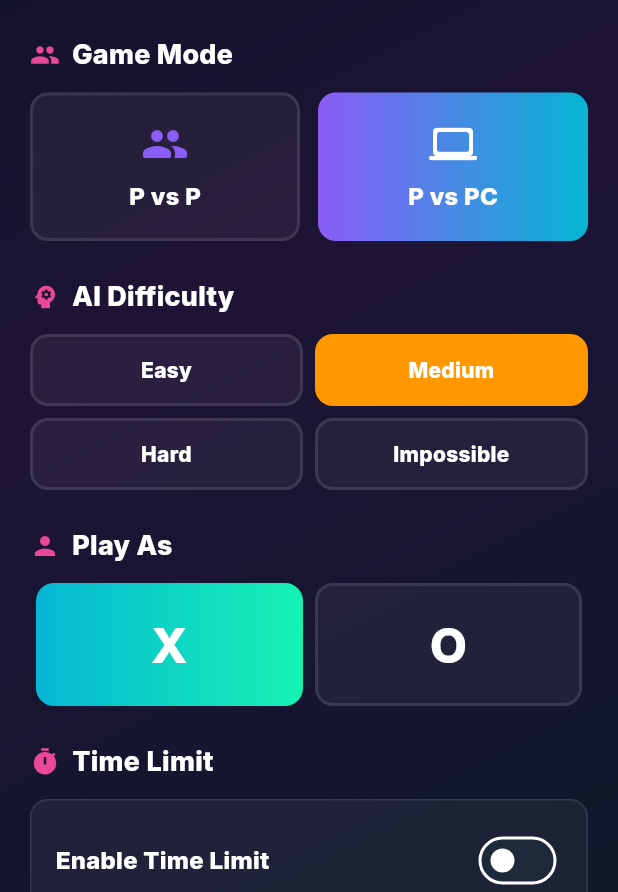
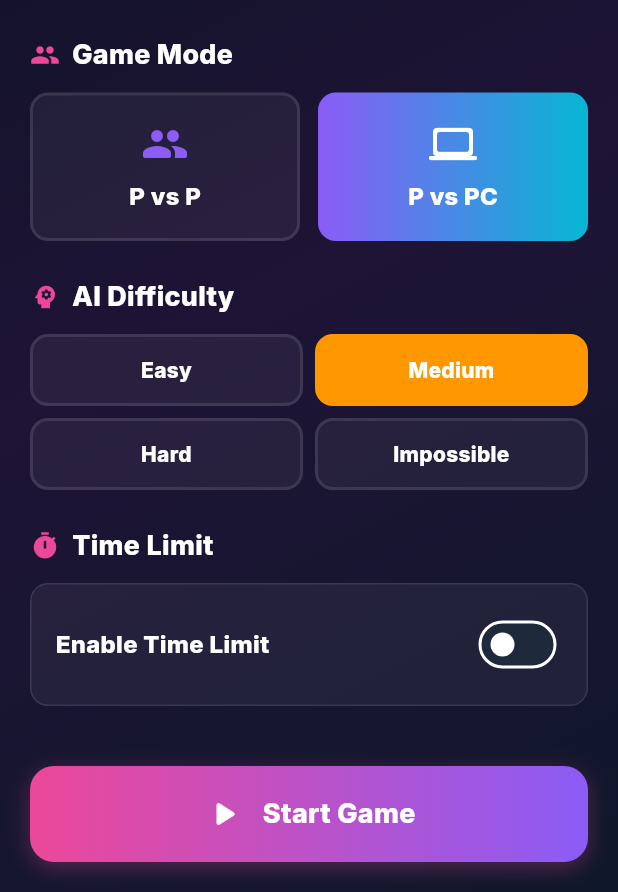
Before and after one commit to FlutterSmith/xo_game, a Flutter app: the GameSetupScreen screen opened by its route, on a phone screen of 412 x 824 dp, the part 344-1236 px from its top. Run offline on Flutter 3.47's test engine with Material 3 defaults, Android fonts, the phone set to English and light mode, and no system bars; our stand-ins replace audioplayers, bloc, confetti, equatable, file_picker, fl_chart and 5 more; accounts and stored records are empty.

Commit message:
feat: remove Play As section, fix screen transitions, and add missing draw sound
- Remove Play As UI section and unused _buildPlayerSideSelector method
- Player now defaults to 'X' side
- Fix screen transition issue by resetting game state before navigating
- Add missing draw.mp3 sound file for draw game scenarios
- Improve UX by preventing defeat screen flash when pressing New Game

```diff
--- a/lib/screens/game_result_screen.dart
+++ b/lib/screens/game_result_screen.dart
@@ -371,6 +371,8 @@ class _GameResultScreenState extends State<GameResultScreen>
                                     'New Game',
                                     Icons.settings_rounded,
                                     () {
+                                      // Reset game state before navigating
+                                      context.read<GameBloc>().add(const ResetGame());
                                       Navigator.of(context)
                                           .pushReplacementNamed('/game-setup');
                                     },
@@ -383,6 +385,8 @@ class _GameResultScreenState extends State<GameResultScreen>
                                     'Main Menu',
                                     Icons.home_rounded,
                                     () {
+                                      // Reset game state before navigating
+                                      context.read<GameBloc>().add(const ResetGame());
                                       Navigator.of(context)
                                           .pushReplacementNamed('/menu');
                                     },
--- a/lib/screens/game_setup_screen.dart
+++ b/lib/screens/game_setup_screen.dart
@@ -106,13 +106,6 @@ class _GameSetupScreenState extends State<GameSetupScreen> {
                             'AI Difficulty', Icons.psychology, isDark),
                         const SizedBox(height: 12),
                         _buildDifficultySelector(isDark),
-                        const SizedBox(height: 24),
-
-                        // Player Side
-                        _buildSectionTitle(
-                            'Play As', Icons.person, isDark),
-                        const SizedBox(height: 12),
-                        _buildPlayerSideSelector(isDark),
                         const SizedBox(height: 24),
                       ],
 
@@ -404,63 +397,6 @@ class _GameSetupScreenState extends State<GameSetupScreen> {
     );
   }
 
-  Widget _buildPlayerSideSelector(bool isDark) {
-    return Row(
-      children: ['X', 'O'].map((side) {
-        final isSelected = playerSide == side;
-        return Expanded(
-          child: Padding(
-            padding: const EdgeInsets.symmetric(horizontal: 4),
-            child: Material(
-              color: Colors.transparent,
-              child: InkWell(
-                onTap: () => setState(() => playerSide = side),
-                borderRadius: BorderRadius.circular(12),
-                child: Container(
-                  padding: const EdgeInsets.symmetric(vertical: 16),
-                  decoration: BoxDecoration(
-                    gradient: isSelected
-                        ? const LinearGradient(
-                            colors: [Color(0xFF06b6d4), Color(0xFF16f2b3)],
-                          )
-                        : null,
-                    color: isSelected
-                        ? null
-                        : isDark
-                            ? Colors.white.withOpacity(0.05)
-                            : Colors.white.withOpacity(0.8),
-                    borderRadius: BorderRadius.circular(12),
-                    border: Border.all(
-                      color: isSelected
-                          ? Colors.transparent
-                          : isDark
-                              ? Colors.white.withOpacity(0.1)
-                              : Colors.black.withOpacity(0.05),
-                      width: 2,
-                    ),
-                  ),
-                  child: Text(
-                    side,
-                    textAlign: TextAlign.center,
-                    style: TextStyle(
-                      fontSize: 32,
-                      fontWeight: FontWeight.bold,
-                      color: isSelected
-                          ? Colors.white
-                          : isDark
-                              ? Colors.white
-                              : Colors.grey.shade900,
-                    ),
-                  ),
-                ),
-              ),
-            ),
-          ),
-        );
-      }).toList(),
-    );
-  }
-
   Widget _buildTimeLimitToggle(bool isDark) {
     return Material(
       color: Colors.transparent,
--- a/lib/screens/main_menu_screen.dart
+++ b/lib/screens/main_menu_screen.dart
@@ -92,7 +92,9 @@ class _MainMenuScreenState extends State<MainMenuScreen>
                 textCapitalization: TextCapitalization.words,
                 onSubmitted: (value) {
                   if (value.trim().isNotEmpty) {
-                    context.read<SettingsCubit>().updatePlayerName(value.trim());
+                    context
+                        .read<SettingsCubit>()
+                        .updatePlayerName(value.trim());
                     Navigator.of(dialogContext).pop();
                   }
                 },
@@ -164,7 +166,7 @@ class _MainMenuScreenState extends State<MainMenuScreen>
                               crossAxisAlignment: CrossAxisAlignment.start,
                               children: [
                                 Text(
-                                  'Welcome back,',
+                                  'Welcome ,',
                                   style: TextStyle(
                                     fontSize: 14,
                                     color: isDark
@@ -260,7 +262,7 @@ class _MainMenuScreenState extends State<MainMenuScreen>
                   ),
                   const SizedBox(height: 8),
                   Text(
-                    'Professional Tic Tac Toe',
+                    ' Tic Tac Toe',
                     style: TextStyle(
                       fontSize: 16,
                       color:
@@ -322,8 +324,8 @@ class _MainMenuScreenState extends State<MainMenuScreen>
                             Icons.play_arrow_rounded,
                             const Color(0xFFec4899),
                             const Color(0xFF8b5cf6),
-                            () => Navigator.of(context)
-                                .pushNamed('/game-setup'),
+                            () =>
+                                Navigator.of(context).pushNamed('/game-setup'),
                             isDark,
                           ),
                           const SizedBox(height: 16),
@@ -344,8 +346,8 @@ class _MainMenuScreenState extends State<MainMenuScreen>
                             Icons.emoji_events_rounded,
                             const Color(0xFF06b6d4),
                             const Color(0xFF16f2b3),
-                            () =>
-                                Navigator.of(context).pushNamed('/achievements'),
+                            () => Navigator.of(context)
+                                .pushNamed('/achievements'),
                             isDark,
                           ),
                           const SizedBox(height: 16),
```
Also changed, not shown: 1 other file.
